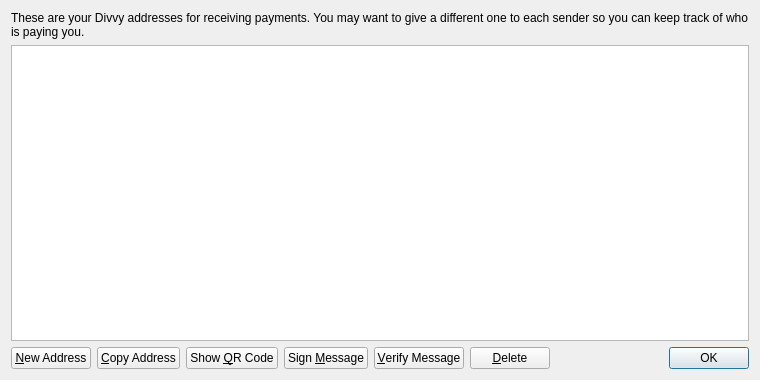
Before: the Qt Designer form src/qt/forms/addressbookpage.ui in CryptoProf1/divvy, drawn with Qt 5.
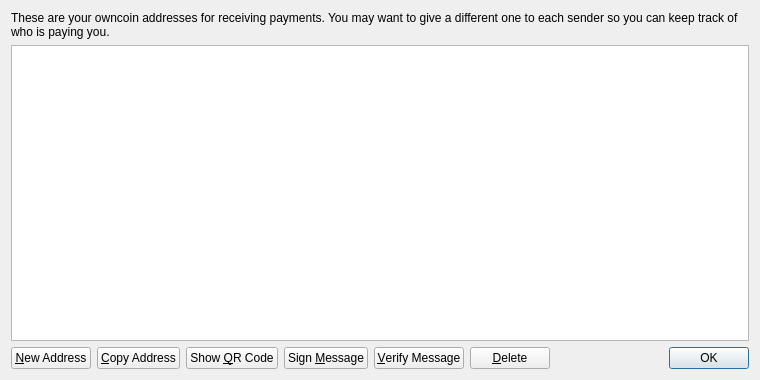
After: the same form once the commit is applied.

Diff of the .ui file:
```diff
--- a/src/qt/forms/addressbookpage.ui
+++ b/src/qt/forms/addressbookpage.ui
@@ -17,7 +17,7 @@
    <item>
     <widget class="QLabel" name="labelExplanation">
      <property name="text">
-      <string>These are your Divvy addresses for receiving payments. You may want to give a different one to each sender so you can keep track of who is paying you.</string>
+      <string>These are your owncoin addresses for receiving payments. You may want to give a different one to each sender so you can keep track of who is paying you.</string>
      </property>
      <property name="textFormat">
       <enum>Qt::PlainText</enum>
```
Left out of the diff: 4 changed lines with no effect on the pictures.
